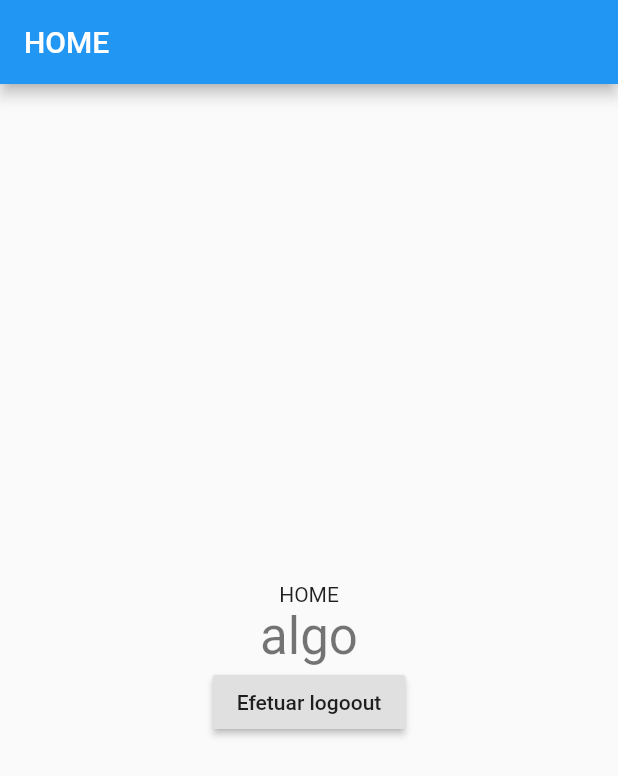
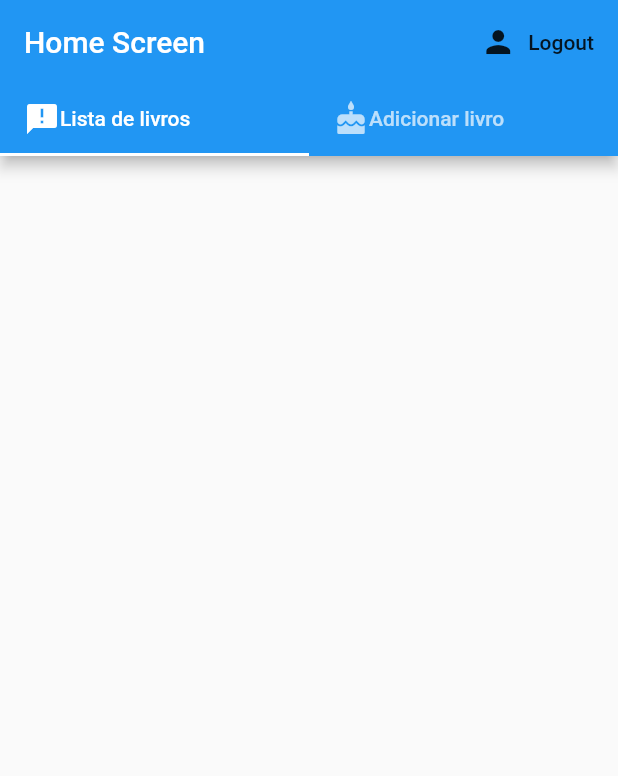
Before and after one commit to victorpereira01/prog-mobile-si700, a Flutter app: the screen it shows once a user with an empty profile is signed in, on a phone screen of 412 x 824 dp. Shown: the top 776 px of the screen. Run offline on Flutter 3.47's test engine with Material 2 defaults, Android fonts, the phone set to English and light mode, and no system bars; our stand-ins replace bloc, cloud_firestore, firebase_auth, firebase_core, flutter_bloc, font_awesome_flutter and 1 more; accounts and stored records are empty.

Commit message:
CRUD de livros

```diff
--- /dev/null
+++ b/firebase_sample/lib/bloc/database_bloc.dart
@@ -0,0 +1,41 @@
+import 'dart:async';
+
+import 'package:firebase_sample/bloc/database_state.dart';
+import 'package:firebase_sample/firebase/database.dart';
+import 'package:firebase_sample/models/book_models.dart';
+import 'package:flutter_bloc/flutter_bloc.dart';
+
+import 'database_event.dart';
+
+class DatabaseBloc extends Bloc<DatabaseEvent, DatabaseState> {
+  DatabaseService _databaseService;
+
+  StreamSubscription _databaseSubscription;
+
+  DatabaseBloc(String uid) : super(UnauthenticatedDatabaseState()) {
+    _databaseService = DatabaseService(uid: uid);
+    _databaseSubscription = _databaseService.books.listen((List<Book> event) {
+      add(ReceivedNewList(event));
+    });
+  }
+
+  @override
+  Stream<DatabaseState> mapEventToState(event) async* {
+    if (event is AddDatabase) {
+      _databaseService.addBook(event.titulo, event.autor, event.nota);
+    } else if (event is DeleteDatabase) {
+      _databaseService.removeBook(event.bookId);
+    } else if (event is UpdateDatabase) {
+      _databaseService.updateBook(
+          event.bookId, event.titulo, event.autor, event.nota);
+    } else if (event is ReceivedNewList) {
+      yield BookDatabaseState(event.books);
+    }
+  }
+
+  @override
+  Future<void> close() {
+    _databaseSubscription.cancel();
+    return super.close();
+  }
+}
--- /dev/null
+++ b/firebase_sample/lib/bloc/database_event.dart
@@ -0,0 +1,32 @@
+import 'package:firebase_sample/models/book_models.dart';
+
+abstract class DatabaseEvent {}
+
+class UpdateDatabase extends DatabaseEvent {
+  String bookId;
+  String titulo;
+  String autor;
+  int nota;
+
+  UpdateDatabase({this.bookId, this.titulo, this.autor, this.nota});
+}
+
+class AddDatabase extends DatabaseEvent {
+  String titulo;
+  String autor;
+  int nota;
+
+  AddDatabase({this.titulo, this.autor, this.nota});
+}
+
+class DeleteDatabase extends DatabaseEvent {
+  String bookId;
+
+  DeleteDatabase({this.bookId});
+}
+
+class ReceivedNewList extends DatabaseEvent {
+  List<Book> books;
+
+  ReceivedNewList(this.books);
+}
--- /dev/null
+++ b/firebase_sample/lib/bloc/database_state.dart
@@ -0,0 +1,11 @@
+import 'package:firebase_sample/models/book_models.dart';
+
+abstract class DatabaseState {}
+
+class UnauthenticatedDatabaseState extends DatabaseState {}
+
+class BookDatabaseState extends DatabaseState {
+  List<Book> books;
+
+  BookDatabaseState(this.books);
+}
--- a/firebase_sample/lib/firebase/database.dart
+++ b/firebase_sample/lib/firebase/database.dart
@@ -0,0 +1,50 @@
+import 'package:cloud_firestore/cloud_firestore.dart';
+import 'package:firebase_sample/models/book_models.dart';
+
+class DatabaseService {
+  final String uid;
+
+  DatabaseService({this.uid});
+
+  final CollectionReference bookCollections =
+      FirebaseFirestore.instance.collection("books");
+
+  Stream<List<Book>> get books {
+    return bookCollections
+        .doc(uid)
+        .collection("meus_livros")
+        .snapshots()
+        .map(_bookListFromSnapshot);
+  }
+
+  addBook(String titulo, String autor, int nota) async {
+    return await bookCollections
+        .doc(uid)
+        .collection("meus_livros")
+        .add({"titulo:": titulo, "autor": autor, "nota": nota});
+  }
+
+  removeBook(String bookId) async {
+    return await bookCollections
+        .doc(uid)
+        .collection("meus_livros")
+        .doc(bookId)
+        .delete();
+  }
+
+  updateBook(String bookId, String titulo, String autor, int nota) async {
+    return await bookCollections
+        .doc(uid)
+        .collection("meus_livros")
+        .doc(bookId)
+        .update({"titulo:": titulo, "autor": autor, "nota": nota});
+  }
+
+  List<Book> _bookListFromSnapshot(QuerySnapshot snapshot) {
+    List<Book> books = new List();
+    for (var doc in snapshot.docs) {
+      books.add(Book.fromMap(doc.id, doc.data()));
+    }
+    return books;
+  }
+}
--- /dev/null
+++ b/firebase_sample/lib/models/book_models.dart
@@ -0,0 +1,15 @@
+class Book {
+  String id;
+  String titulo;
+  String autor;
+  int nota;
+
+  Book({this.id, this.titulo, this.autor, this.nota});
+
+  Book.fromMap(String id, Map<String, dynamic> map) {
+    this.id = id;
+    this.titulo = map["titulo"];
+    this.autor = map["autor"];
+    this.nota = map["nota"];
+  }
+}
--- a/firebase_sample/lib/views/auth/authenticate.dart
+++ b/firebase_sample/lib/views/auth/authenticate.dart
@@ -1,10 +1,7 @@
-import 'package:firebase_sample/bloc/auth_bloc.dart';
-import 'package:firebase_sample/bloc/auth_event.dart';
 import 'package:firebase_sample/views/auth/register.dart';
 import 'package:firebase_sample/views/auth/sign_in.dart';
 import 'package:flutter/cupertino.dart';
 import 'package:flutter/material.dart';
-import 'package:flutter_bloc/flutter_bloc.dart';
 
 class Authenticate extends StatefulWidget {
   Authenticate({Key key, this.title}) : super(key: key);
--- /dev/null
+++ b/firebase_sample/lib/views/home/book_list.dart
@@ -0,0 +1,27 @@
+import 'package:firebase_sample/bloc/database_bloc.dart';
+import 'package:firebase_sample/bloc/database_state.dart';
+import 'package:firebase_sample/models/book_models.dart';
+import 'package:flutter/material.dart';
+import 'package:flutter_bloc/flutter_bloc.dart';
+
+import 'package:firebase_sample/views/home/book_tile.dart';
+
+class BookList extends StatelessWidget {
+  @override
+  Widget build(BuildContext context) {
+    return BlocBuilder<DatabaseBloc, DatabaseState>(
+      builder: (context, state) {
+        if (state is BookDatabaseState) {
+          List<Book> list = state.books;
+          return ListView.builder(
+              itemCount: list.length,
+              itemBuilder: (context, index) {
+                return BookTile(book: list[index]);
+              });
+        } else {
+          return Text("Você é mágico");
+        }
+      },
+    );
+  }
+}
--- a/firebase_sample/lib/views/home/home.dart
+++ b/firebase_sample/lib/views/home/home.dart
@@ -1,5 +1,7 @@
 import 'package:firebase_sample/bloc/auth_bloc.dart';
 import 'package:firebase_sample/bloc/auth_event.dart';
+import 'package:firebase_sample/views/home/book_entry.dart';
+import 'package:firebase_sample/views/home/book_list.dart';
 import 'package:flutter/cupertino.dart';
 import 'package:flutter/material.dart';
 import 'package:flutter_bloc/flutter_bloc.dart';
@@ -15,29 +17,34 @@ class Home extends StatefulWidget {
 class _HomeState extends State<Home> {
   @override
   Widget build(BuildContext context) {
-    return Scaffold(
-      appBar: AppBar(
-        title: Text("HOME"),
-      ),
-      body: Center(
-        child: Column(
-          mainAxisAlignment: MainAxisAlignment.center,
-          children: <Widget>[
-            Text(
-              'HOME',
-            ),
-            Text(
-              "algo",
-              style: Theme.of(context).textTheme.headline4,
-            ),
-            RaisedButton(
-              child: Text("Efetuar logoout"),
-              onPressed: () {
-                BlocProvider.of<AuthBloc>(context).add(Logout());
-              },
-            ),
+    return DefaultTabController(
+      length: 2,
+      child: Scaffold(
+        appBar: AppBar(
+          title: Text("Home Screen"),
+          actions: [
+            FlatButton.icon(
+                onPressed: () {
+                  BlocProvider.of<AuthBloc>(context).add(Logout());
+                },
+                icon: Icon(Icons.person),
+                label: Text("Logout"))
           ],
+          bottom: TabBar(tabs: [
+            Tab(
+                icon: Row(
+              children: [Icon(Icons.announcement), Text("Lista de livros")],
+            )),
+            Tab(
+                icon: Row(
+              children: [Icon(Icons.cake), Text("Adicionar livro")],
+            ))
+          ]),
         ),
+        body: TabBarView(children: [
+          BookList(),
+          BookEntry(),
+        ]),
       ),
     );
   }
--- a/firebase_sample/lib/views/wrapper.dart
+++ b/firebase_sample/lib/views/wrapper.dart
@@ -1,5 +1,6 @@
 import 'package:firebase_sample/bloc/auth_bloc.dart';
 import 'package:firebase_sample/bloc/auth_state.dart';
+import 'package:firebase_sample/bloc/database_bloc.dart';
 import 'package:firebase_sample/views/auth/authenticate.dart';
 import 'package:firebase_sample/views/home/home.dart';
 import 'package:flutter/cupertino.dart';
@@ -12,7 +13,11 @@ class Wrapper extends StatelessWidget {
     return BlocConsumer<AuthBloc, AuthState>(
       builder: (context, state) {
         if (state is Authenticated) {
-          return Home();
+          return BlocProvider<DatabaseBloc>(
+              create: (context) {
+                return DatabaseBloc(state.user.uid);
+              },
+              child: Home());
         } else {
           return Authenticate();
         }
```
Also changed, not shown: firebase_sample/lib/views/home/book_entry.dart (added, +82 -0 lines), firebase_sample/lib/views/home/book_tile.dart (added, +89 -0 lines).
